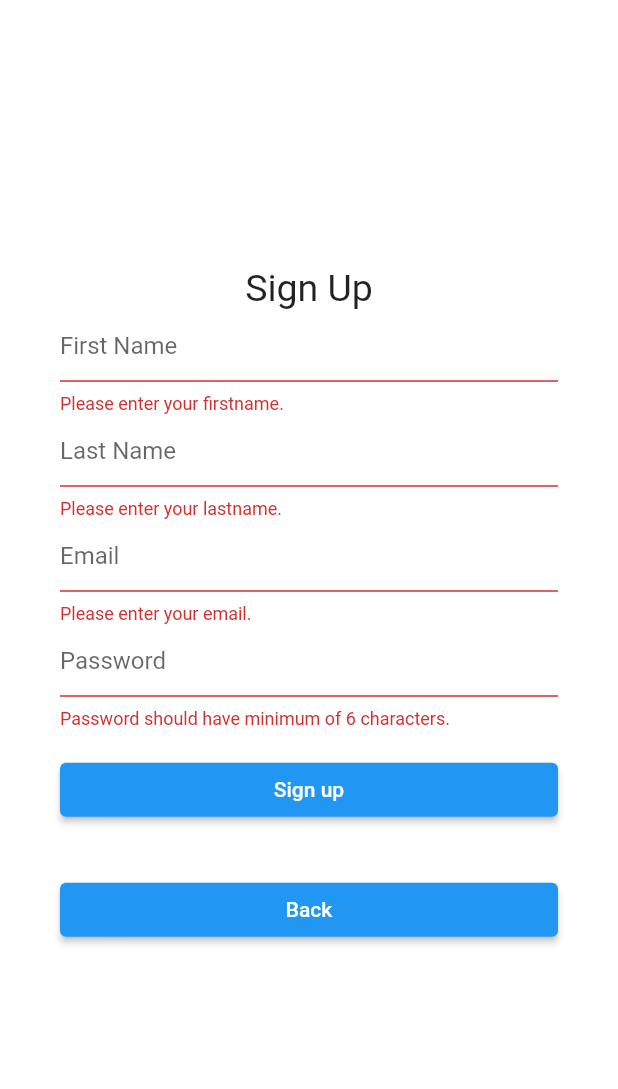
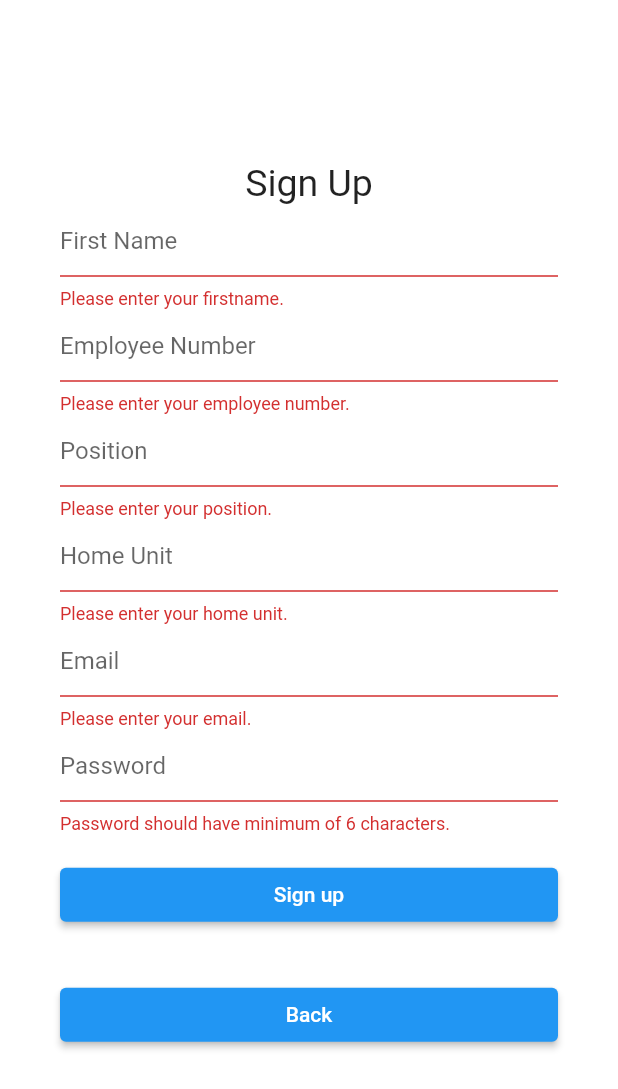
Before and after one commit to kingHenryvi/CMSC-23-PROJECT, a Flutter app: the SignupPage screen opened directly, after a tap on "Sign up", on a phone screen of 412 x 824 dp. Shown: the top 1089 px of the screen. Run offline on Flutter 3.47's test engine with Material 2 defaults, Android fonts, the phone set to English and light mode, and no system bars; our stand-ins replace cloud_firestore, email_validator, firebase_auth, firebase_core; accounts and stored records are empty.

Commit message:
admin signup

```diff
--- a/project_app/lib/api/firebase_auth_api.dart
+++ b/project_app/lib/api/firebase_auth_api.dart
@@ -15,8 +15,8 @@ class FirebaseAuthAPI {
 
       //let's print the object returned by signInWithEmailAndPassword
       //you can use this object to get the user's id, email, etc.
+      print(credential);
       return "successful";
-      print(credential);
     } on FirebaseAuthException catch (e) {
       if (e.code == 'user-not-found') {
         //possible to return something more useful
--- a/project_app/lib/main.dart
+++ b/project_app/lib/main.dart
@@ -1,4 +1,5 @@
 import 'package:flutter/material.dart';
+import 'package:project_app/providers/admin_provider.dart';
 import 'package:project_app/providers/user_provider.dart';
 import 'package:provider/provider.dart';
 
@@ -22,6 +23,7 @@ void main() async {
         ChangeNotifierProvider(create: ((context) => TodoListProvider())),
         ChangeNotifierProvider(create: ((context) => AuthProvider())),
         ChangeNotifierProvider(create: ((context) => UsersProvider())),
+        ChangeNotifierProvider(create: ((context) => AdminProvider())),
       ],
       child: MyApp(),
     ),
--- /dev/null
+++ b/project_app/lib/models/admin_model.dart
@@ -0,0 +1,46 @@
+import 'dart:convert';
+
+class Admin {
+  final String email;
+  String? id;
+  String name;
+  int empNo;
+  String position;
+  String homeUnit;
+
+  Admin({
+    required this.email,
+    this.id,
+    required this.name,
+    required this.empNo,
+    required this.position,
+    required this.homeUnit,
+  });
+
+  // Factory constructor to instantiate object from json format
+  factory Admin.fromJson(Map<String, dynamic> json) {
+    return Admin(
+      email: json['email'],
+      id: json['id'],
+      name: json['name'],
+      empNo: json['empNo'],
+      position: json['position'],
+      homeUnit: json['homeUnit'],
+    );
+  }
+
+  static List<Admin> fromJsonArray(String jsonData) {
+    final Iterable<dynamic> data = jsonDecode(jsonData);
+    return data.map<Admin>((dynamic d) => Admin.fromJson(d)).toList();
+  }
+
+  Map<String, dynamic> toJson(Admin admin) {
+    return {
+      'email': admin.email,
+      'name': admin.name,
+      'empNo': admin.empNo,
+      'position': admin.position,
+      'homeUnit': admin.homeUnit,
+    };
+  }
+}
--- /dev/null
+++ b/project_app/lib/providers/admin_provider.dart
@@ -0,0 +1,56 @@
+import 'package:flutter/material.dart';
+import '../api/firebase_admin_api.dart';
+import '../api/firebase_todo_api.dart';
+import '../api/firebase_users_api.dart';
+import '../models/admin_model.dart';
+import '../models/todo_model.dart';
+import 'package:cloud_firestore/cloud_firestore.dart';
+
+import '../models/user_model.dart';
+
+class AdminProvider with ChangeNotifier {
+  late FirebaseAdminAPI firebaseService;
+  // late Stream<QuerySnapshot> _todosStream;
+  // Todo? _selectedTodo;
+
+  AdminProvider() {
+    firebaseService = FirebaseAdminAPI();
+  }
+
+  // getter
+  // Stream<QuerySnapshot> get todos => _todosStream;
+  // Todo get selected => _selectedTodo!;
+
+  // changeSelectedTodo(Todo item) {
+  //   _selectedTodo = item;
+  // }
+
+  // void fetchTodos() {
+  //   _todosStream = firebaseService.getAllTodos();
+  //   notifyListeners();
+  // }
+
+  void addAdmin(Admin admin) async {
+    String message = await firebaseService.addAdmin(admin.toJson(admin));
+    print(message);
+    notifyListeners();
+  }
+
+  // void editTodo(int index, String newTitle) {
+  //   // _todoList[index].title = newTitle;
+  //   print("Edit");
+  //   notifyListeners();
+  // }
+
+  // void deleteTodo() async {
+  //   String message = await firebaseService.deleteTodo(_selectedTodo!.id);
+  //   print(message);
+  //   notifyListeners();
+  // }
+
+  // void toggleStatus(int index, bool status) {
+  //   // _todoList[index].completed = status;
+  //   print("Toggle Status");
+  //   notifyListeners();
+  // }
+}
--- a/project_app/lib/screens/signup.dart
+++ b/project_app/lib/screens/signup.dart
@@ -1,8 +1,10 @@
 // ignore_for_file: use_build_context_synchronously
 
 import 'package:flutter/material.dart';
+import 'package:project_app/models/admin_model.dart';
 import 'package:provider/provider.dart';
 import '../models/user_model.dart';
+import '../providers/admin_provider.dart';
 import '../providers/auth_provider.dart';
 import 'package:email_validator/email_validator.dart';
 
@@ -19,11 +21,18 @@ class _SignupPageState extends State<SignupPage> {
   Widget build(BuildContext context) {
     TextEditingController emailController = TextEditingController();
     TextEditingController passwordController = TextEditingController();
-    TextEditingController firstnameController = TextEditingController();
-    TextEditingController lastnameController = TextEditingController();
+    // TextEditingController firstnameController = TextEditingController();
+    // TextEditingController lastnameController = TextEditingController();
+
+    TextEditingController nameController = TextEditingController();
+    TextEditingController empNoController = TextEditingController();
+    TextEditingController positionController = TextEditingController();
+    TextEditingController homeUnitController = TextEditingController();
+
     final formKey = GlobalKey<FormState>();
-    final firstname = TextFormField(
-      controller: firstnameController,
+
+    final name = TextFormField(
+      controller: nameController,
       decoration: const InputDecoration(
         hintText: "First Name",
       ),
@@ -34,14 +43,38 @@ class _SignupPageState extends State<SignupPage> {
       },
     );
 
-    final lastname = TextFormField(
-      controller: lastnameController,
+    final empNumber = TextFormField(
+      controller: empNoController,
       decoration: const InputDecoration(
-        hintText: "Last Name",
+        hintText: "Employee Number",
       ),
       validator: (value) {
         if (value == null || value.isEmpty) {
-          return 'Please enter your lastname.';
+          return 'Please enter your employee number.';
+        }
+      },
+    );
+
+    final positionField = TextFormField(
+      controller: positionController,
+      decoration: const InputDecoration(
+        hintText: "Position",
+      ),
+      validator: (value) {
+        if (value == null || value.isEmpty) {
+          return 'Please enter your position.';
+        }
+      },
+    );
+
+    final homeUnitField = TextFormField(
+      controller: homeUnitController,
+      decoration: const InputDecoration(
+        hintText: "Home Unit",
+      ),
+      validator: (value) {
+        if (value == null || value.isEmpty) {
+          return 'Please enter your home unit.';
         }
       },
     );
@@ -73,17 +106,19 @@ class _SignupPageState extends State<SignupPage> {
       },
     );
 
-    final SignupButton = Padding(
+    final signupButton = Padding(
       padding: const EdgeInsets.symmetric(vertical: 16.0),
       child: ElevatedButton(
         onPressed: () async {
           if (formKey.currentState!.validate()) {
-            User temp = User(
-                email: emailController.text,
-                firstname: firstnameController.text,
-                lastname: lastnameController.text);
-
-            context.read<UsersProvider>().addUser(temp);
+            Admin temp = Admin(
+              email: emailController.text,
+              name: nameController.text,
+              empNo: int.parse(empNoController.text),
+              position: positionController.text,
+              homeUnit: homeUnitController.text,
+            );
+            context.read<AdminProvider>().addAdmin(temp);
 
             await context
                 .read<AuthProvider>()
@@ -120,11 +155,13 @@ class _SignupPageState extends State<SignupPage> {
                 textAlign: TextAlign.center,
                 style: TextStyle(fontSize: 25),
               ),
-              firstname,
-              lastname,
+              name,
+              empNumber,
+              positionField,
+              homeUnitField,
               email,
               password,
-              SignupButton,
+              signupButton,
               backButton
             ],
           ),
```
Also changed, not shown: project_app/lib/api/firebase_admin_api.dart (added, +16 -0 lines), project_app/lib/screens/login.dart (+27 -4 lines).
